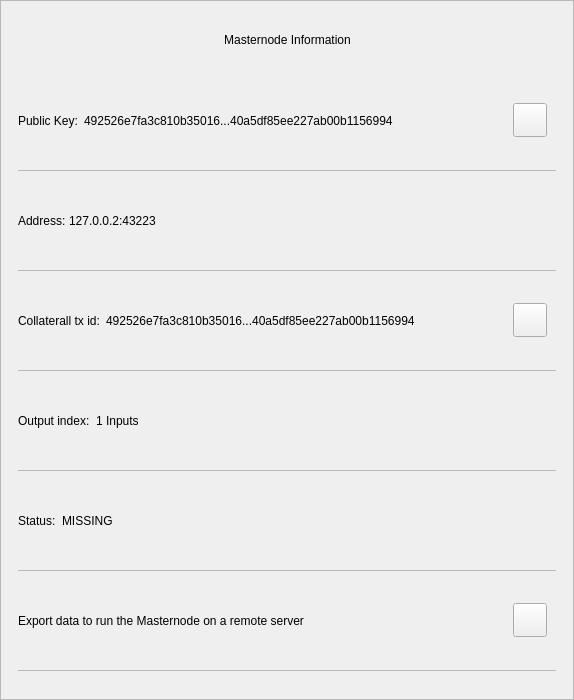
Old version of the form src/qt/btcu/forms/mninfodialog.ui in the repository bitcoin-ultimatum/orion.
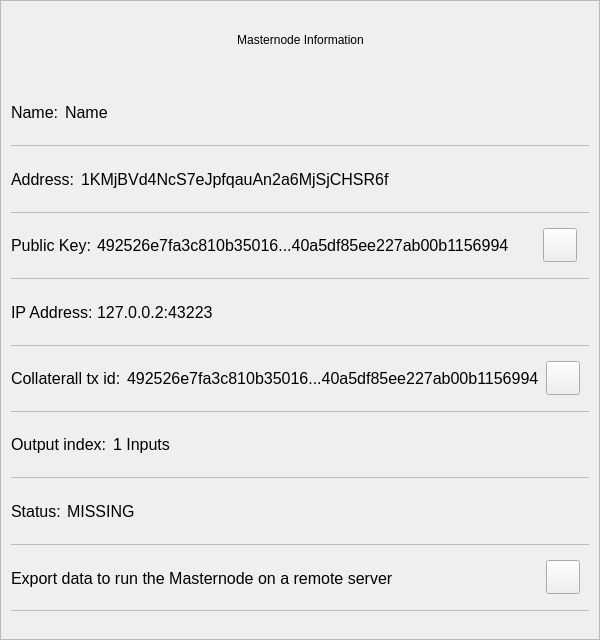
New version of the form.

What changed in the file:
```diff
--- a/src/qt/btcu/forms/mninfodialog.ui
+++ b/src/qt/btcu/forms/mninfodialog.ui
@@ -6,16 +6,22 @@
    <rect>
     <x>0</x>
     <y>0</y>
-    <width>574</width>
-    <height>700</height>
+    <width>600</width>
+    <height>640</height>
    </rect>
   </property>
   <property name="minimumSize">
    <size>
-    <width>574</width>
+    <width>570</width>
     <height>530</height>
    </size>
   </property>
+  <property name="maximumSize">
+   <size>
+    <width>600</width>
+    <height>640</height>
+   </size>
+  </property>
   <property name="windowTitle">
    <string>Form</string>
   </property>
@@ -206,8 +212,8 @@
              <rect>
               <x>0</x>
               <y>0</y>
-              <width>570</width>
-              <height>596</height>
+              <width>607</width>
+              <height>536</height>
              </rect>
             </property>
             <property name="autoFillBackground">
@@ -240,18 +246,9 @@
              <item>
               <widget class="QWidget" name="content" native="true">
                <layout class="QVBoxLayout" name="verticalLayout_2">
-                <property name="leftMargin">
-                 <number>16</number>
-                </property>
-                <property name="topMargin">
-                 <number>0</number>
-                </property>
-                <property name="rightMargin">
-                 <number>16</number>
-                </property>
                 <item>
-                 <widget class="QWidget" name="contentID" native="true">
-                  <layout class="QHBoxLayout" name="horizontalLayout_12" stretch="0,1,0">
+                 <widget class="QWidget" name="contentName" native="true">
+                  <layout class="QHBoxLayout" name="horizontalLayout_12" stretch="0,1">
                    <property name="leftMargin">
                     <number>0</number>
                    </property>
@@ -262,6 +259,145 @@
                        <width>16777215</width>
                        <height>16777215</height>
                       </size>
+                     </property>
+                     <property name="font">
+                      <font>
+                       <pointsize>12</pointsize>
+                      </font>
+                     </property>
+                     <property name="text">
+                      <string>Name:</string>
+                     </property>
+                    </widget>
+                   </item>
+                   <item>
+                    <widget class="QLabel" name="textName">
+                     <property name="font">
+                      <font>
+                       <pointsize>12</pointsize>
+                      </font>
+                     </property>
+                     <property name="text">
+                      <string>Name</string>
+                     </property>
+                    </widget>
+                   </item>
+                  </layout>
+                 </widget>
+                </item>
+                <item>
+                 <widget class="QLabel" name="labelDivider2">
+                  <property name="maximumSize">
+                   <size>
+                    <width>16777215</width>
+                    <height>1</height>
+                   </size>
+                  </property>
+                  <property name="styleSheet">
+                   <string notr="true">background-color:#bababa;</string>
+                  </property>
+                  <property name="text">
+                   <string/>
+                  </property>
+                 </widget>
+                </item>
+                <item>
+                 <widget class="QWidget" name="contentAddress" native="true">
+                  <layout class="QHBoxLayout" name="horizontalLayout_5" stretch="0,2">
+                   <property name="leftMargin">
+                    <number>0</number>
+                   </property>
+                   <property name="rightMargin">
+                    <number>12</number>
+                   </property>
+                   <item>
+                    <widget class="QLabel" name="labelAddress">
+                     <property name="sizePolicy">
+                      <sizepolicy hsizetype="Minimum" vsizetype="Minimum">
+                       <horstretch>0</horstretch>
+                       <verstretch>0</verstretch>
+                      </sizepolicy>
+                     </property>
+                     <property name="maximumSize">
+                      <size>
+                       <width>16777215</width>
+                       <height>16777215</height>
+                      </size>
+                     </property>
+                     <property name="font">
+                      <font>
+                       <pointsize>12</pointsize>
+                      </font>
+                     </property>
+                     <property name="text">
+                      <string>Address:</string>
+                     </property>
+                    </widget>
+                   </item>
+                   <item>
+                    <widget class="QLabel" name="textAddress">
+                     <property name="sizePolicy">
+                      <sizepolicy hsizetype="Expanding" vsizetype="Preferred">
+                       <horstretch>0</horstretch>
+                       <verstretch>0</verstretch>
+                      </sizepolicy>
+                     </property>
+                     <property name="font">
+                      <font>
+                       <pointsize>12</pointsize>
+                      </font>
+                     </property>
+                     <property name="text">
+                      <string>1KMjBVd4NcS7eJpfqauAn2a6MjSjCHSR6f</string>
+                     </property>
+                    </widget>
+                   </item>
+                  </layout>
+                 </widget>
+                </item>
+                <item>
+                 <widget class="QLabel" name="labelDivider1">
+                  <property name="maximumSize">
+                   <size>
+                    <width>16777215</width>
+                    <height>1</height>
+                   </size>
+                  </property>
+                  <property name="styleSheet">
+                   <string notr="true">background-color:#bababa;</string>
+                  </property>
+                  <property name="text">
+                   <string/>
+                  </property>
+                 </widget>
+                </item>
+                <item>
+                 <widget class="QWidget" name="contentPubKey" native="true">
+                  <layout class="QHBoxLayout" name="horizontalLayout_2" stretch="0,2,0">
+                   <property name="leftMargin">
+                    <number>0</number>
+                   </property>
+                   <property name="rightMargin">
+                    <number>12</number>
+                   </property>
+                   <item>
+                    <widget class="QLabel" name="labelPubKey">
+                     <property name="sizePolicy">
+                      <sizepolicy hsizetype="Minimum" vsizetype="Minimum">
+                       <horstretch>0</horstretch>
+                       <verstretch>0</verstretch>
+                      </sizepolicy>
+                     </property>
+                     <property name="maximumSize">
+                      <size>
+                       <width>16777215</width>
+                       <height>16777215</height>
+                      </size>
+                     </property>
+                     <property name="font">
+                      <font>
+                       <pointsize>12</pointsize>
+                      </font>
                      </property>
                      <property name="text">
                       <string>Public Key:</string>
@@ -269,14 +405,25 @@
                     </widget>
                    </item>
                    <item>
-                    <widget class="QLabel" name="textId">
+                    <widget class="QLabel" name="textPubKey">
+                     <property name="sizePolicy">
+                      <sizepolicy hsizetype="Expanding" vsizetype="Preferred">
+                       <horstretch>0</horstretch>
+                       <verstretch>0</verstretch>
+                      </sizepolicy>
+                     </property>
+                     <property name="font">
+                      <font>
+                       <pointsize>12</pointsize>
+                      </font>
+                     </property>
                      <property name="text">
                       <string>492526e7fa3c810b35016...40a5df85ee227ab00b1156994</string>
                      </property>
                     </widget>
                    </item>
                    <item>
-                    <widget class="QPushButton" name="pushCopy">
+                    <widget class="QPushButton" name="pushCopyKey">
                      <property name="minimumSize">
                       <size>
                        <width>34</width>
@@ -323,8 +470,8 @@
                  </widget>
                 </item>
                 <item>
-                 <widget class="QWidget" name="contentOutputs" native="true">
-                  <layout class="QHBoxLayout" name="horizontalLayout_11" stretch="0,3">
+                 <widget class="QWidget" name="contentIP" native="true">
+                  <layout class="QHBoxLayout" name="horizontalLayout_11" stretch="0,0">
                    <property name="spacing">
                     <number>0</number>
                    </property>
@@ -335,20 +482,42 @@
                     <number>12</number>
                    </property>
                    <item>
-                    <widget class="QLabel" name="labelSend">
+                    <widget class="QLabel" name="labelIP">
+                     <property name="sizePolicy">
+                      <sizepolicy hsizetype="Minimum" vsizetype="Minimum">
+                       <horstretch>0</horstretch>
+                       <verstretch>0</verstretch>
+                      </sizepolicy>
+                     </property>
                      <property name="maximumSize">
                       <size>
                        <width>16777215</width>
                        <height>16777215</height>
                       </size>
                      </property>
+                     <property name="font">
+                      <font>
+                       <pointsize>12</pointsize>
+                      </font>
+                     </property>
                      <property name="text">
-                      <string>Address: </string>
+                      <string>IP Address: </string>
                      </property>
                     </widget>
                    </item>
                    <item>
-                    <widget class="QLabel" name="textAddress">
+                    <widget class="QLabel" name="textIP">
+                     <property name="sizePolicy">
+                      <sizepolicy hsizetype="Expanding" vsizetype="Preferred">
+                       <horstretch>0</horstretch>
+                       <verstretch>0</verstretch>
+                      </sizepolicy>
+                     </property>
+                     <property name="font">
+                      <font>
+                       <pointsize>12</pointsize>
+                      </font>
+                     </property>
                      <property name="text">
                       <string>127.0.0.2:43223</string>
                      </property>
@@ -358,7 +527,7 @@
                  </widget>
                 </item>
                 <item>
-                 <widget class="QLabel" name="labelDivider8">
+                 <widget class="QLabel" name="labelDivider4">
                   <property name="maximumSize">
                    <size>
                     <width>16777215</width>
@@ -387,13 +556,23 @@
                        <height>16777215</height>
                       </size>
                      </property>
+                     <property name="font">
+                      <font>
+                       <pointsize>12</pointsize>
+                      </font>
+                     </property>
                      <property name="text">
                       <string>Collaterall tx id:</string>
                      </property>
                     </widget>
                    </item>
                    <item>
-                    <widget class="QLabel" name="textAmount">
+                    <widget class="QLabel" name="textTxId">
+                     <property name="font">
+                      <font>
+                       <pointsize>12</pointsize>
+                      </font>
+                     </property>
                      <property name="text">
                       <string>492526e7fa3c810b35016...40a5df85ee227ab00b1156994</string>
                      </property>
@@ -425,7 +604,7 @@
                  </widget>
                 </item>
                 <item>
-                 <widget class="QLabel" name="labelDivider6">
+                 <widget class="QLabel" name="labelDivider5">
                   <property name="maximumSize">
                    <size>
                     <width>16777215</width>
@@ -463,13 +642,23 @@
                        <height>16777215</height>
                       </size>
                      </property>
+                     <property name="font">
+                      <font>
+                       <pointsize>12</pointsize>
+                      </font>
+                     </property>
                      <property name="text">
                       <string>Output index:</string>
                      </property>
                     </widget>
                    </item>
                    <item>
-                    <widget class="QLabel" name="textInputs">
+                    <widget class="QLabel" name="textOutIndex">
+                     <property name="font">
+                      <font>
+                       <pointsize>12</pointsize>
+                      </font>
+                     </property>
                      <property name="text">
                       <string>1 Inputs</string>
                      </property>
@@ -479,7 +668,7 @@
                  </widget>
                 </item>
                 <item>
-                 <widget class="QLabel" name="labelDivider1">
+                 <widget class="QLabel" name="labelDivider6">
                   <property name="maximumSize">
                    <size>
                     <width>16777215</width>
@@ -508,6 +697,11 @@
                        <height>16777215</height>
                       </size>
                      </property>
+                     <property name="font">
+                      <font>
+                       <pointsize>12</pointsize>
+                      </font>
+                     </property>
                      <property name="text">
                       <string>Status:</string>
                      </property>
@@ -515,6 +709,11 @@
                    </item>
                    <item>
                     <widget class="QLabel" name="textStatus">
+                     <property name="font">
+                      <font>
+                       <pointsize>12</pointsize>
+                      </font>
+                     </property>
                      <property name="text">
                       <string>MISSING</string>
                      </property>
@@ -524,7 +723,7 @@
                  </widget>
                 </item>
                 <item>
-                 <widget class="QLabel" name="labelDivider4">
+                 <widget class="QLabel" name="labelDivider7">
                   <property name="maximumSize">
                    <size>
                     <width>16777215</width>
@@ -547,6 +746,17 @@
                    </property>
                    <item>
                     <widget class="QLabel" name="textExport">
+                     <property name="sizePolicy">
+                      <sizepolicy hsizetype="Preferred" vsizetype="Preferred">
+                       <horstretch>0</horstretch>
+                       <verstretch>0</verstretch>
+                      </sizepolicy>
+                     </property>
+                     <property name="font">
+                      <font>
+                       <pointsize>12</pointsize>
+                      </font>
+                     </property>
                      <property name="styleSheet">
                       <string notr="true">padding-top:1px;</string>
                      </property>
@@ -590,7 +800,7 @@
                  </widget>
                 </item>
                 <item>
-                 <widget class="QLabel" name="labelDivider7">
+                 <widget class="QLabel" name="labelDivider8">
                   <property name="maximumSize">
                    <size>
                     <width>16777215</width>
```
Left out of the diff: 16 changed lines with no effect on the pictures.
